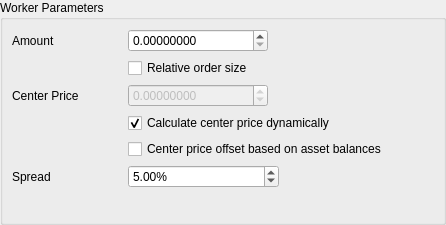
This is dexbot/views/ui/forms/relative_orders_widget.ui in xeroc/stakemachine as Qt 5 draws it before an edit. The edited form follows.
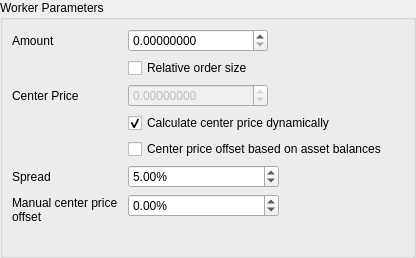
This is the edited form.

Commit message: Add manual center price offset option

Patch:
```diff
--- a/dexbot/views/ui/forms/relative_orders_widget.ui
+++ b/dexbot/views/ui/forms/relative_orders_widget.ui
@@ -6,8 +6,8 @@
    <rect>
     <x>0</x>
     <y>0</y>
-    <width>446</width>
-    <height>225</height>
+    <width>416</width>
+    <height>258</height>
    </rect>
   </property>
   <property name="windowTitle">
@@ -245,6 +245,59 @@
         </property>
        </widget>
       </item>
+      <item row="8" column="0">
+       <widget class="QLabel" name="manual_offset_label">
+        <property name="minimumSize">
+         <size>
+          <width>110</width>
+          <height>31</height>
+         </size>
+        </property>
+        <property name="maximumSize">
+         <size>
+          <width>110</width>
+          <height>16777215</height>
+         </size>
+        </property>
+        <property name="text">
+         <string>Manual center price offset</string>
+        </property>
+        <property name="wordWrap">
+         <bool>true</bool>
+        </property>
+        <property name="buddy">
+         <cstring>manual_offset_input</cstring>
+        </property>
+       </widget>
+      </item>
+      <item row="8" column="1">
+       <widget class="QDoubleSpinBox" name="manual_offset_input">
+        <property name="sizePolicy">
+         <sizepolicy hsizetype="Fixed" vsizetype="Fixed">
+          <horstretch>0</horstretch>
+          <verstretch>0</verstretch>
+         </sizepolicy>
+        </property>
+        <property name="minimumSize">
+         <size>
+          <width>151</width>
+          <height>0</height>
+         </size>
+        </property>
+        <property name="locale">
+         <locale language="English" country="UnitedStates"/>
+        </property>
+        <property name="suffix">
+         <string>%</string>
+        </property>
+        <property name="minimum">
+         <double>-50.000000000000000</double>
+        </property>
+        <property name="maximum">
+         <double>100.000000000000000</double>
+        </property>
+       </widget>
+      </item>
      </layout>
     </widget>
    </item>
```
The commit also changes 4 other files.
